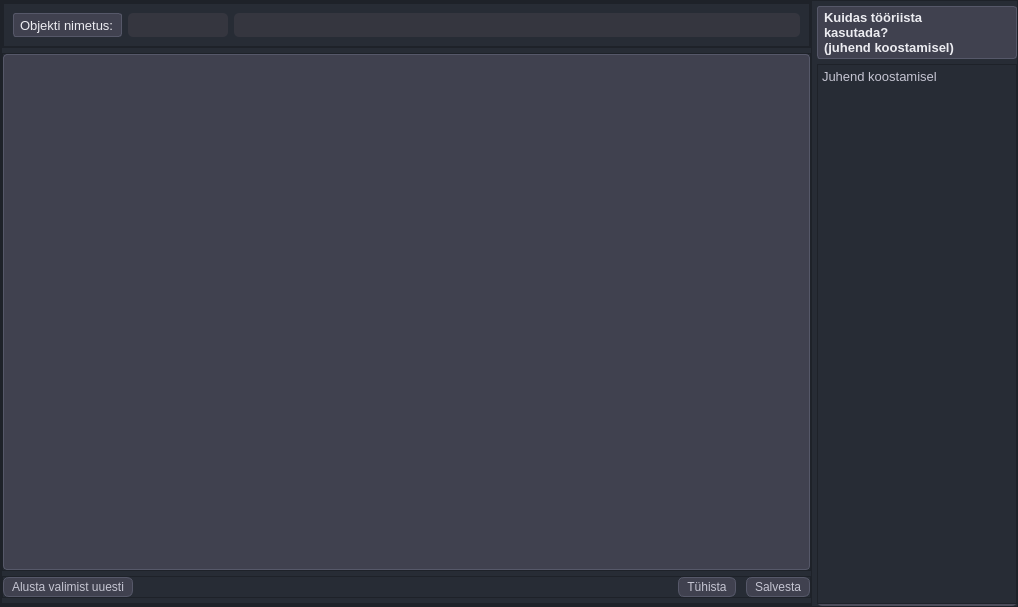
First picture: the form in mailabl-qgis/widgets/Properties_connector_new.ui, repository TuloliKalver/mailabl-qgis, before the edit.
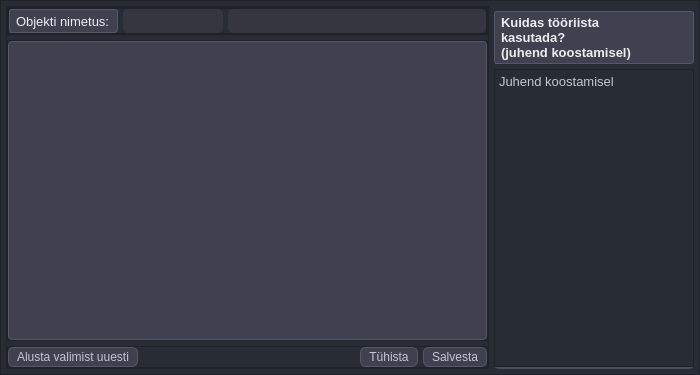
Second picture: the form after the edit. Icons and pictures are not drawn.

Commit message: Projects properties connector redisigened engine and UI

```diff
--- a/mailabl-qgis/widgets/Properties_connector_new.ui
+++ b/mailabl-qgis/widgets/Properties_connector_new.ui
@@ -6,29 +6,33 @@
    <rect>
     <x>0</x>
     <y>0</y>
-    <width>1018</width>
-    <height>607</height>
+    <width>700</width>
+    <height>375</height>
    </rect>
   </property>
+  <property name="minimumSize">
+   <size>
+    <width>700</width>
+    <height>375</height>
+   </size>
+  </property>
+  <property name="maximumSize">
+   <size>
+    <width>700</width>
+    <height>375</height>
+   </size>
+  </property>
   <property name="windowTitle">
    <string>Dialog</string>
   </property>
   <property name="styleSheet">
    <string notr="true">
-#lblDialer{
-	background-color: None;
-	backround: None;
-	border: None
-}
-
-
-
 
 #leInfo,#leSelectedProperties {
     border: None;
     background-color: #272c35;
     color: #c5c5d2;
-    padding-left: 10px; /* Adjust the left padding as needed */
+    padding-left: 0px; /* Adjust the left padding as needed */
     padding-right: 0px; /* Adjust the right padding as needed */
     padding-top: 0px; /* Adjust the top padding as needed */
     padding-bottom: 0px; /* Adjust the bottom padding as needed */
@@ -92,15 +96,12 @@
 }
 
 
-
-
-
 QAbstractItemView {
 	background-color:#40414f;
 	color:#ececf1;
 	border: 1px solid #565869;
 	border-radius: 4px;
-	padding-left: 5px
+	padding-left: 0px
 }
 
 
@@ -203,16 +204,16 @@
        <number>5</number>
       </property>
       <property name="leftMargin">
-       <number>0</number>
+       <number>5</number>
       </property>
       <property name="topMargin">
-       <number>0</number>
+       <number>5</number>
       </property>
       <property name="rightMargin">
-       <number>0</number>
+       <number>5</number>
       </property>
       <property name="bottomMargin">
-       <number>0</number>
+       <number>5</number>
       </property>
       <item>
        <widget class="QFrame" name="frame_3">
@@ -285,6 +286,21 @@
                <enum>QFrame::Raised</enum>
               </property>
               <layout class="QHBoxLayout" name="horizontalLayout_3">
+               <property name="spacing">
+                <number>5</number>
+               </property>
+               <property name="leftMargin">
+                <number>0</number>
+               </property>
+               <property name="topMargin">
+                <number>0</number>
+               </property>
+               <property name="rightMargin">
+                <number>0</number>
+               </property>
+               <property name="bottomMargin">
+                <number>0</number>
+               </property>
                <item>
                 <widget class="QLabel" name="lblDescription">
                  <property name="font">
@@ -375,7 +391,7 @@
            </property>
            <layout class="QHBoxLayout" name="horizontalLayout_7">
             <property name="spacing">
-             <number>10</number>
+             <number>5</number>
             </property>
             <property name="leftMargin">
              <number>0</number>
@@ -445,30 +461,6 @@
            </layout>
           </widget>
          </item>
-         <item>
-          <widget class="QFrame" name="frFooter">
-           <property name="frameShape">
-            <enum>QFrame::StyledPanel</enum>
-           </property>
-           <property name="frameShadow">
-            <enum>QFrame::Raised</enum>
-           </property>
-           <layout class="QVBoxLayout" name="verticalLayout_3">
-            <property name="leftMargin">
-             <number>0</number>
-            </property>
-            <property name="topMargin">
-             <number>0</number>
-            </property>
-            <property name="rightMargin">
-             <number>0</number>
-            </property>
-            <property name="bottomMargin">
-             <number>0</number>
-            </property>
-           </layout>
-          </widget>
-         </item>
         </layout>
        </widget>
       </item>
```
The commit also changes 6 other files.
